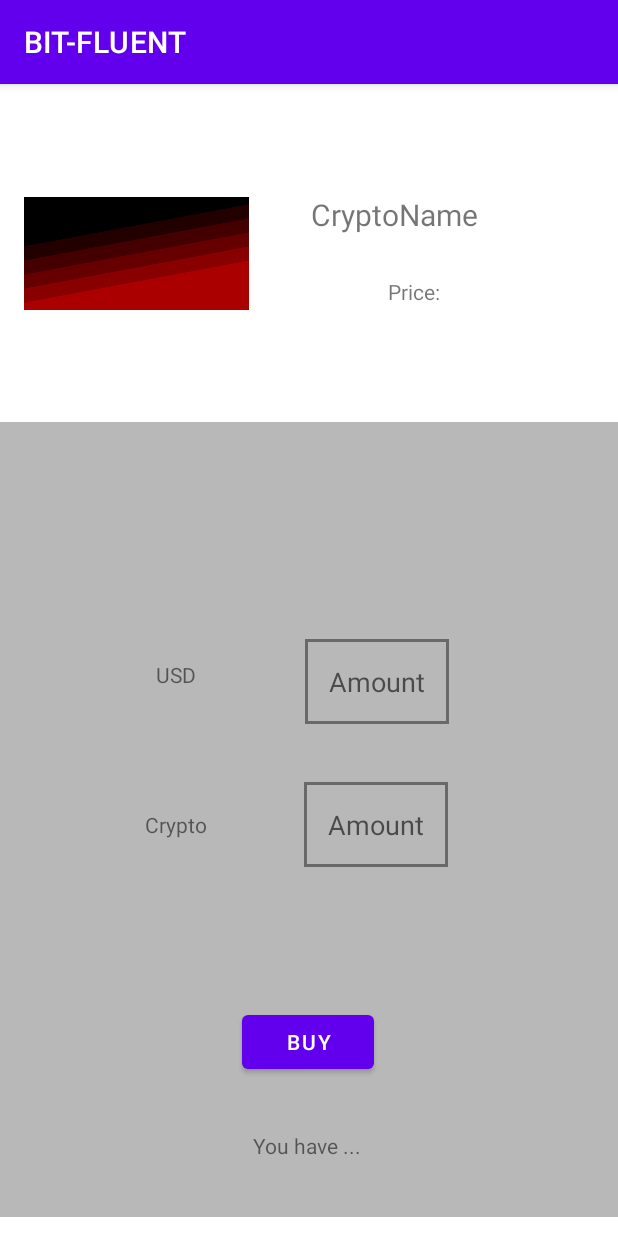
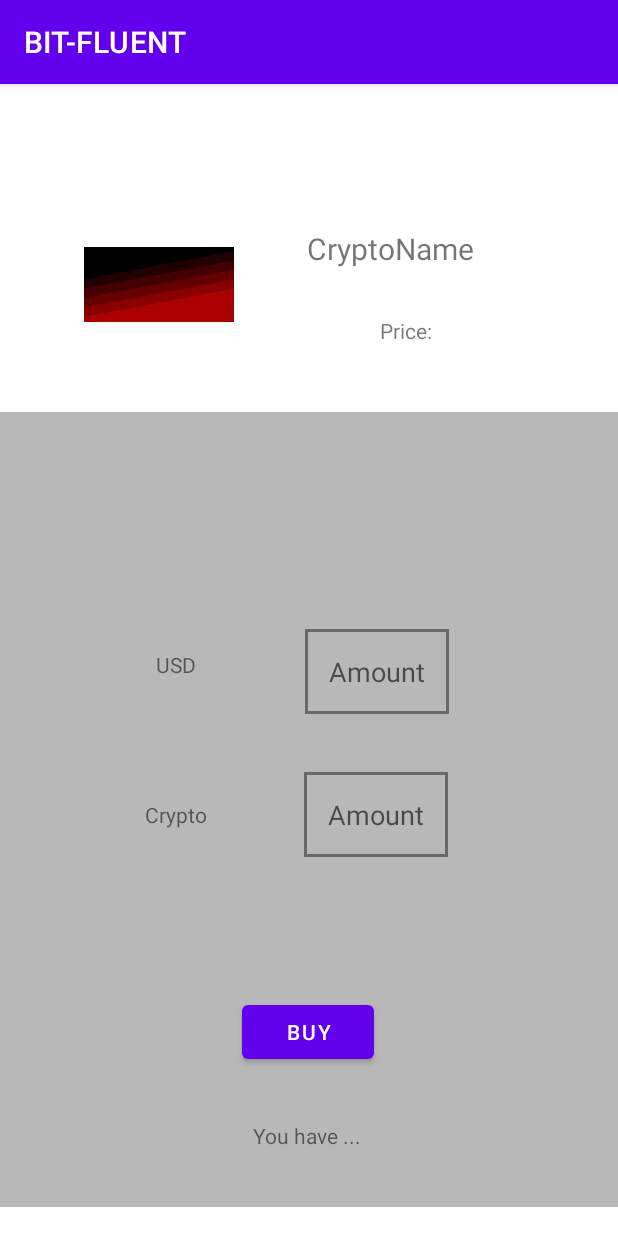
Before and after one commit to LaurentBaj/CryptoApp, an Android app: the FifthActivity screen opened directly, with no data from a screen before it, on a phone screen of 412 x 824 dp. Run offline under Robolectric (Android 15) with nearby library versions, the phone set to English and light mode, and no system bars; our stand-ins replace Picasso; pictures from the network do not load; 4 statements that could not run were skipped.

Commit message:
FifthActivity Layout Design

```diff
--- a/app/src/main/java/com/example/androidexam/FifthActivity.kt
+++ b/app/src/main/java/com/example/androidexam/FifthActivity.kt
@@ -2,10 +2,24 @@ package com.example.androidexam
 
 import androidx.appcompat.app.AppCompatActivity
 import android.os.Bundle
+import com.example.androidexam.databinding.ActivityFifthBinding
+import com.squareup.picasso.Picasso
 
 class FifthActivity : AppCompatActivity() {
+    private lateinit var binding: ActivityFifthBinding
+
     override fun onCreate(savedInstanceState: Bundle?) {
         super.onCreate(savedInstanceState)
-        setContentView(R.layout.activity_fifth)
+        binding = ActivityFifthBinding.inflate(layoutInflater)
+        setContentView(binding.root)
+
+        val intentPassed = intent.getStringArrayListExtra("data")
+        val data = IntentData(intentPassed!![0], intentPassed[1], intentPassed[2])
+        Picasso.get()
+                .load("https://static.coincap.io/assets/icons/${data.symbol}@2x.png")
+                .into(binding.fifthImage)
+
+        binding.fifthHeaderName.text = data.name
+        binding.fifthHeaderPrice.text = data.priceUsd
     }
 }
--- a/app/src/main/res/layout/activity_fifth.xml
+++ b/app/src/main/res/layout/activity_fifth.xml
@@ -10,23 +10,24 @@
     <androidx.constraintlayout.widget.ConstraintLayout
         android:id="@+id/constraintLayout"
         android:layout_width="match_parent"
-        android:layout_height="200dp"
+        android:layout_height="180dp"
         app:layout_constraintBottom_toTopOf="@+id/constraintLayout2"
         app:layout_constraintEnd_toEndOf="parent"
-        app:layout_constraintHorizontal_bias="0.5"
+        app:layout_constraintHorizontal_bias="0.0"
         app:layout_constraintStart_toStartOf="parent"
         app:layout_constraintTop_toTopOf="parent">
 
         <ImageView
             android:id="@+id/fifthImage"
-            android:layout_width="150dp"
-            android:layout_height="150dp"
+            android:layout_width="100dp"
+            android:layout_height="100dp"
             android:src="@drawable/ic_slanted_gradient"
             app:layout_constraintBottom_toBottomOf="parent"
             app:layout_constraintEnd_toEndOf="parent"
-            app:layout_constraintHorizontal_bias="0.061"
+            app:layout_constraintHorizontal_bias="0.18"
             app:layout_constraintStart_toStartOf="parent"
-            app:layout_constraintTop_toTopOf="parent" />
+            app:layout_constraintTop_toTopOf="parent"
+            app:layout_constraintVertical_bias="0.8" />
 
         <TextView
             android:id="@+id/fifthHeaderName"
@@ -37,10 +38,10 @@
             android:textSize="20sp"
             app:layout_constraintBottom_toBottomOf="parent"
             app:layout_constraintEnd_toEndOf="parent"
-            app:layout_constraintHorizontal_bias="0.503"
+            app:layout_constraintHorizontal_bias="0.526"
             app:layout_constraintStart_toEndOf="@+id/fifthImage"
             app:layout_constraintTop_toTopOf="parent"
-            app:layout_constraintVertical_bias="0.352" />
+            app:layout_constraintVertical_bias="0.502" />
 
         <TextView
             android:id="@+id/fifthHeaderPrice"
@@ -50,10 +51,10 @@
             android:textSize="14sp"
             app:layout_constraintBottom_toBottomOf="parent"
             app:layout_constraintEnd_toEndOf="parent"
-            app:layout_constraintHorizontal_bias="0.446"
+            app:layout_constraintHorizontal_bias="0.445"
             app:layout_constraintStart_toEndOf="@+id/fifthImage"
             app:layout_constraintTop_toBottomOf="@+id/fifthHeaderName"
-            app:layout_constraintVertical_bias="0.301" />
+            app:layout_constraintVertical_bias="0.552" />
 
 
     </androidx.constraintlayout.widget.ConstraintLayout>
```
Also changed, not shown: app/src/main/java/com/example/androidexam/IntentData.kt (line endings or trailing spaces).
